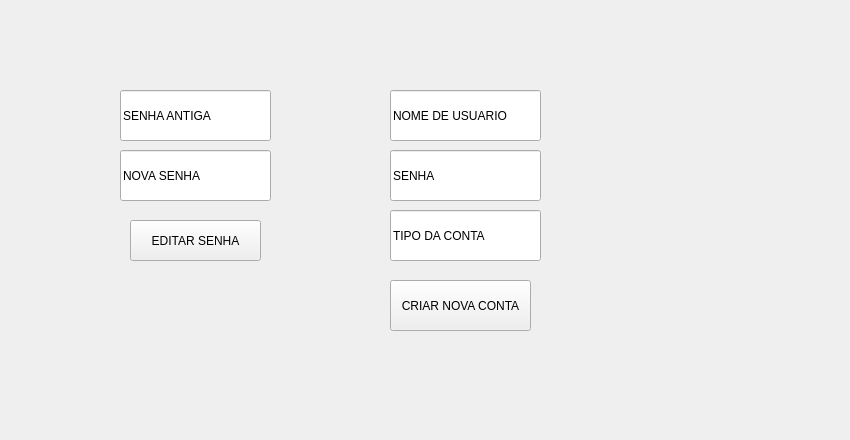
Old version of the form CONFIGURACOES.ui in the repository leohpmoreira/inventoryManagement.
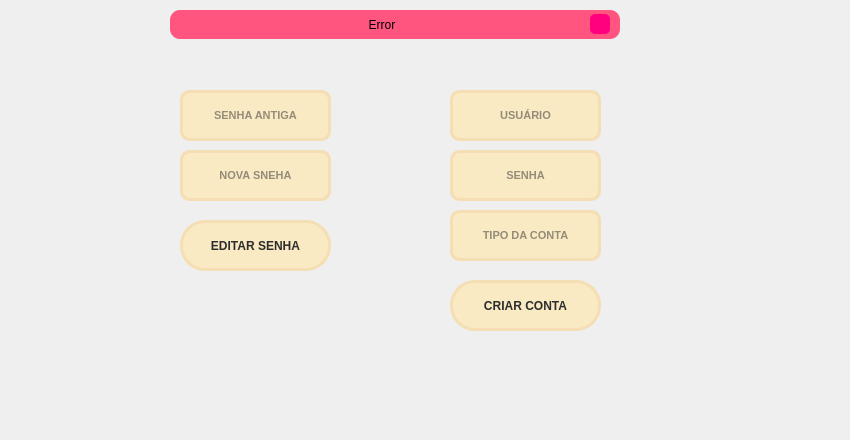
New version of the form. Icons and pictures are not drawn.

```diff
--- a/CONFIGURACOES.ui
+++ b/CONFIGURACOES.ui
@@ -25,97 +25,370 @@
   <property name="windowTitle">
    <string>Form</string>
   </property>
-  <widget class="QPushButton" name="edita_senha">
+  <widget class="QLineEdit" name="Usuario">
    <property name="geometry">
     <rect>
-     <x>130</x>
-     <y>220</y>
-     <width>131</width>
-     <height>41</height>
-    </rect>
-   </property>
-   <property name="text">
-    <string>EDITAR SENHA</string>
-   </property>
-  </widget>
-  <widget class="QPushButton" name="cria_conta">
-   <property name="geometry">
-    <rect>
-     <x>390</x>
-     <y>280</y>
-     <width>141</width>
+     <x>450</x>
+     <y>90</y>
+     <width>151</width>
      <height>51</height>
     </rect>
    </property>
+   <property name="font">
+    <font>
+     <family>Segoe UI</family>
+     <pointsize>8</pointsize>
+     <weight>75</weight>
+     <bold>true</bold>
+    </font>
+   </property>
+   <property name="styleSheet">
+    <string notr="true">QLineEdit {
+	border: 3px solid rgb(245, 222, 179);
+	border-radius: 10px;
+	padding: 15px;
+	background-color:rgb(249, 234, 195);
+	color: rgb(45, 45, 45);
+}
+QLineEdit:hover {
+	border: 3px solid rgb(55, 55, 55);
+}
+QLineEdit:focus {
+	border: 3px solid rgb(135, 206, 250);
+	color: rgb(45, 45, 45);
+}</string>
+   </property>
    <property name="text">
-    <string>CRIAR NOVA CONTA</string>
+    <string/>
+   </property>
+   <property name="alignment">
+    <set>Qt::AlignCenter</set>
+   </property>
+   <property name="placeholderText">
+    <string>USUÁRIO</string>
    </property>
   </widget>
   <widget class="QLineEdit" name="senha_user">
    <property name="geometry">
     <rect>
-     <x>390</x>
+     <x>450</x>
      <y>150</y>
      <width>151</width>
      <height>51</height>
     </rect>
    </property>
+   <property name="font">
+    <font>
+     <family>Segoe UI</family>
+     <pointsize>8</pointsize>
+     <weight>75</weight>
+     <bold>true</bold>
+    </font>
+   </property>
+   <property name="styleSheet">
+    <string notr="true">QLineEdit {
+	border: 3px solid rgb(245, 222, 179);
+	border-radius: 10px;
+	padding: 15px;
+	background-color:rgb(249, 234, 195);
+	color: rgb(45, 45, 45);
+}
+QLineEdit:hover {
+	border: 3px solid rgb(55, 55, 55);
+}
+QLineEdit:focus {
+	border: 3px solid rgb(135, 206, 250);
+	color: rgb(45, 45, 45);
+}</string>
+   </property>
    <property name="text">
+    <string/>
+   </property>
+   <property name="alignment">
+    <set>Qt::AlignCenter</set>
+   </property>
+   <property name="placeholderText">
     <string>SENHA</string>
    </property>
   </widget>
-  <widget class="QLineEdit" name="Usuario">
-   <property name="geometry">
-    <rect>
-     <x>390</x>
-     <y>90</y>
-     <width>151</width>
-     <height>51</height>
-    </rect>
-   </property>
-   <property name="text">
-    <string>NOME DE USUARIO</string>
-   </property>
-  </widget>
-  <widget class="QLineEdit" name="Senha_antiga">
-   <property name="geometry">
-    <rect>
-     <x>120</x>
-     <y>90</y>
-     <width>151</width>
-     <height>51</height>
-    </rect>
-   </property>
-   <property name="text">
-    <string>SENHA ANTIGA</string>
-   </property>
-  </widget>
-  <widget class="QLineEdit" name="Senha_nova">
-   <property name="geometry">
-    <rect>
-     <x>120</x>
-     <y>150</y>
-     <width>151</width>
-     <height>51</height>
-    </rect>
-   </property>
-   <property name="text">
-    <string>NOVA SENHA</string>
-   </property>
-  </widget>
   <widget class="QLineEdit" name="Tipo">
    <property name="geometry">
     <rect>
-     <x>390</x>
+     <x>450</x>
      <y>210</y>
      <width>151</width>
      <height>51</height>
     </rect>
    </property>
+   <property name="font">
+    <font>
+     <family>Segoe UI</family>
+     <pointsize>8</pointsize>
+     <weight>75</weight>
+     <bold>true</bold>
+    </font>
+   </property>
+   <property name="styleSheet">
+    <string notr="true">QLineEdit {
+	border: 3px solid rgb(245, 222, 179);
+	border-radius: 10px;
+	padding: 15px;
+	background-color:rgb(249, 234, 195);
+	color: rgb(45, 45, 45);
+}
+QLineEdit:hover {
+	border: 3px solid rgb(55, 55, 55);
+}
+QLineEdit:focus {
+	border: 3px solid rgb(135, 206, 250);
+	color: rgb(45, 45, 45);
+}</string>
+   </property>
    <property name="text">
+    <string/>
+   </property>
+   <property name="alignment">
+    <set>Qt::AlignCenter</set>
+   </property>
+   <property name="placeholderText">
     <string>TIPO DA CONTA</string>
    </property>
   </widget>
+  <widget class="QLineEdit" name="Senha_antiga">
+   <property name="geometry">
+    <rect>
+     <x>180</x>
+     <y>90</y>
+     <width>151</width>
+     <height>51</height>
+    </rect>
+   </property>
+   <property name="font">
+    <font>
+     <family>Segoe UI</family>
+     <pointsize>8</pointsize>
+     <weight>75</weight>
+     <bold>true</bold>
+    </font>
+   </property>
+   <property name="styleSheet">
+    <string notr="true">QLineEdit {
+	border: 3px solid rgb(245, 222, 179);
+	border-radius: 10px;
+	padding: 15px;
+	background-color:rgb(249, 234, 195);
+	color: rgb(45, 45, 45);
+}
+QLineEdit:hover {
+	border: 3px solid rgb(55, 55, 55);
+}
+QLineEdit:focus {
+	border: 3px solid rgb(135, 206, 250);
+	color: rgb(45, 45, 45);
+}</string>
+   </property>
+   <property name="text">
+    <string/>
+   </property>
+   <property name="alignment">
+    <set>Qt::AlignCenter</set>
+   </property>
+   <property name="placeholderText">
+    <string>SENHA ANTIGA</string>
+   </property>
+  </widget>
+  <widget class="QLineEdit" name="Senha_nova">
+   <property name="geometry">
+    <rect>
+     <x>180</x>
+     <y>150</y>
+     <width>151</width>
+     <height>51</height>
+    </rect>
+   </property>
+   <property name="font">
+    <font>
+     <family>Segoe UI</family>
+     <pointsize>8</pointsize>
+     <weight>75</weight>
+     <bold>true</bold>
+    </font>
+   </property>
+   <property name="styleSheet">
+    <string notr="true">QLineEdit {
+	border: 3px solid rgb(245, 222, 179);
+	border-radius: 10px;
+	padding: 15px;
+	background-color:rgb(249, 234, 195);
+	color: rgb(45, 45, 45);
+}
+QLineEdit:hover {
+	border: 3px solid rgb(55, 55, 55);
+}
+QLineEdit:focus {
+	border: 3px solid rgb(135, 206, 250);
+	color: rgb(45, 45, 45);
+}</string>
+   </property>
+   <property name="text">
+    <string/>
+   </property>
+   <property name="alignment">
+    <set>Qt::AlignCenter</set>
+   </property>
+   <property name="placeholderText">
+    <string>NOVA SNEHA</string>
+   </property>
+  </widget>
+  <widget class="QPushButton" name="cria_conta">
+   <property name="geometry">
+    <rect>
+     <x>450</x>
+     <y>280</y>
+     <width>151</width>
+     <height>51</height>
+    </rect>
+   </property>
+   <property name="font">
+    <font>
+     <family>Segoe UI</family>
+     <weight>75</weight>
+     <bold>true</bold>
+    </font>
+   </property>
+   <property name="styleSheet">
+    <string notr="true">QPushButton{	
+	border: 3px solid rgb(245, 222, 179);
+	border-radius: 25px;
+	background-color:rgb(249, 234, 195);
+	color: rgb(45, 45, 45);
+}
+QPushButton:hover{	
+	border: 3px solid rgb(55, 55, 55);
+}
+QPushButton:pressed{	
+	background-color: rgb(135, 206, 250);
+	color: rgb(45, 45, 45);
+}</string>
+   </property>
+   <property name="text">
+    <string>CRIAR CONTA</string>
+   </property>
+  </widget>
+  <widget class="QPushButton" name="edita_senha">
+   <property name="geometry">
+    <rect>
+     <x>180</x>
+     <y>220</y>
+     <width>151</width>
+     <height>51</height>
+    </rect>
+   </property>
+   <property name="font">
+    <font>
+     <family>Segoe UI</family>
+     <weight>75</weight>
+     <bold>true</bold>
+    </font>
+   </property>
+   <property name="styleSheet">
+    <string notr="true">QPushButton{	
+	border: 3px solid rgb(245, 222, 179);
+	border-radius: 25px;
+	background-color:rgb(249, 234, 195);
+	color: rgb(45, 45, 45);
+}
+QPushButton:hover{	
+	border: 3px solid rgb(55, 55, 55);
+}
+QPushButton:pressed{	
+	background-color: rgb(135, 206, 250);
+	color: rgb(45, 45, 45);
+}</string>
+   </property>
+   <property name="text">
+    <string>EDITAR SENHA</string>
+   </property>
+  </widget>
+  <widget class="QFrame" name="frame_erro">
+   <property name="geometry">
+    <rect>
+     <x>170</x>
+     <y>10</y>
+     <width>450</width>
+     <height>29</height>
+    </rect>
+   </property>
+   <property name="maximumSize">
+    <size>
+     <width>450</width>
+     <height>16777215</height>
+    </size>
+   </property>
+   <property name="styleSheet">
+    <string notr="true">background-color: rgb(255, 85, 127);
+border-radius: 10px;</string>
+   </property>
+   <property name="frameShape">
+    <enum>QFrame::StyledPanel</enum>
+   </property>
+   <property name="frameShadow">
+    <enum>QFrame::Raised</enum>
+   </property>
+   <layout class="QHBoxLayout" name="horizontalLayout_3">
+    <property name="leftMargin">
+     <number>10</number>
+    </property>
+    <property name="topMargin">
+     <number>3</number>
+    </property>
+    <property name="rightMargin">
+     <number>10</number>
+    </property>
+    <property name="bottomMargin">
+     <number>3</number>
+    </property>
+    <item>
+     <widget class="QLabel" name="label_erro">
+      <property name="text">
+       <string>Error</string>
+      </property>
+      <property name="alignment">
+       <set>Qt::AlignCenter</set>
+      </property>
+     </widget>
+    </item>
+    <item>
+     <widget class="QPushButton" name="pushButton_close">
+      <property name="maximumSize">
+       <size>
+        <width>20</width>
+        <height>20</height>
+       </size>
+      </property>
+      <property name="styleSheet">
+       <string notr="true">QPushButton {
+	border-radius: 5px;	
+	background-image: url(:/Close_Image/Images/cil-x.png);
+	background-position: center;
+	background-color: rgb(255, 0, 127);
+}
+QPushButton:hover {
+	background-color: rgb(6, 21, 60);
+	color: rgb(200, 200, 200);
+}
+QPushButton:pressed {
+	background-color: rgb(35, 35, 35);
+	color: rgb(200, 200, 200);
+}</string>
+      </property>
+      <property name="text">
+       <string/>
+      </property>
+     </widget>
+    </item>
+   </layout>
+  </widget>
  </widget>
  <resources/>
  <connections/>
```
